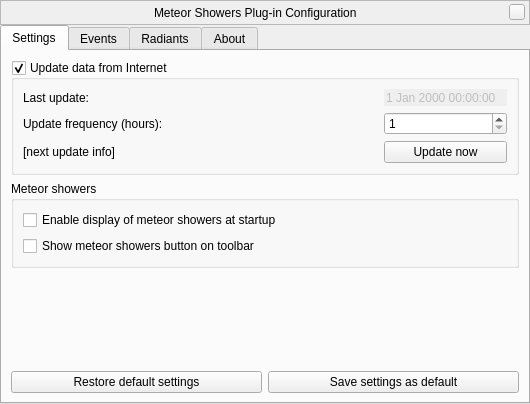
519984307/stellarium_src, file plugins/MeteorShowers/src/gui/meteorShowerDialog.ui: the form before one commit.
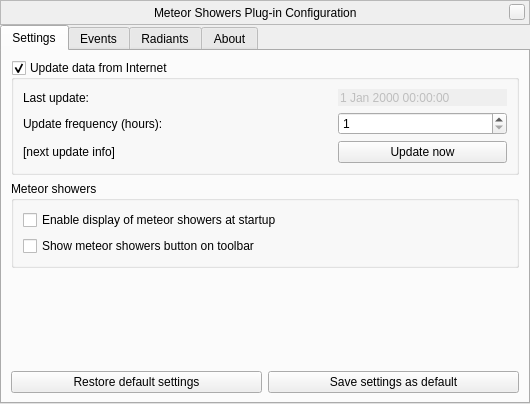
The form after the commit. The open tabs and pages were chosen to show the change. Icons and pictures are not drawn. Custom widgets are drawn as their Qt base class.

Commit message: Bugfix: Resize fields in settings tab

Patch:
```diff
--- a/plugins/MeteorShowers/src/gui/meteorShowerDialog.ui
+++ b/plugins/MeteorShowers/src/gui/meteorShowerDialog.ui
@@ -174,6 +174,12 @@
               <property name="enabled">
                <bool>false</bool>
               </property>
+              <property name="sizePolicy">
+               <sizepolicy hsizetype="MinimumExpanding" vsizetype="Fixed">
+                <horstretch>0</horstretch>
+                <verstretch>0</verstretch>
+               </sizepolicy>
+              </property>
               <property name="frame">
                <bool>false</bool>
               </property>
@@ -191,6 +197,12 @@
             </item>
             <item row="1" column="2">
              <widget class="QSpinBox" name="updateFrequencySpinBox">
+              <property name="sizePolicy">
+               <sizepolicy hsizetype="MinimumExpanding" vsizetype="Fixed">
+                <horstretch>0</horstretch>
+                <verstretch>0</verstretch>
+               </sizepolicy>
+              </property>
               <property name="minimum">
                <number>1</number>
               </property>
@@ -224,6 +236,12 @@
             </item>
             <item row="2" column="2">
              <widget class="QPushButton" name="updateButton">
+              <property name="sizePolicy">
+               <sizepolicy hsizetype="MinimumExpanding" vsizetype="Fixed">
+                <horstretch>0</horstretch>
+                <verstretch>0</verstretch>
+               </sizepolicy>
+              </property>
               <property name="text">
                <string>Update now</string>
               </property>
```
Left out of the diff: 2 changed lines with no effect on the pictures.
